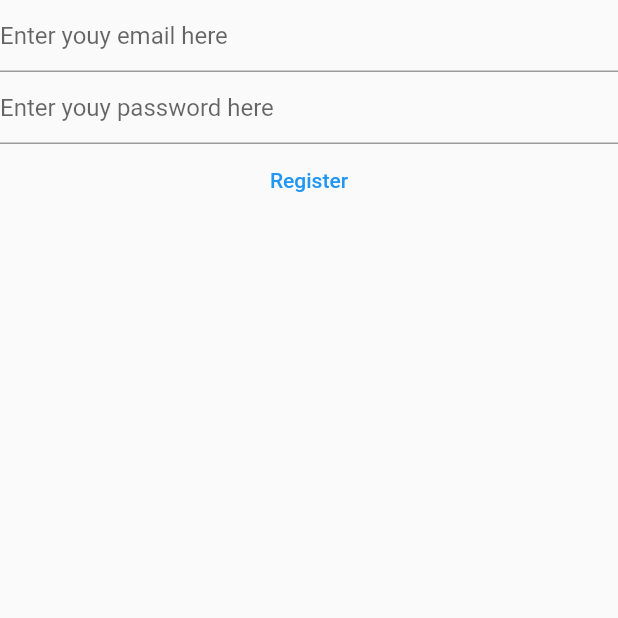
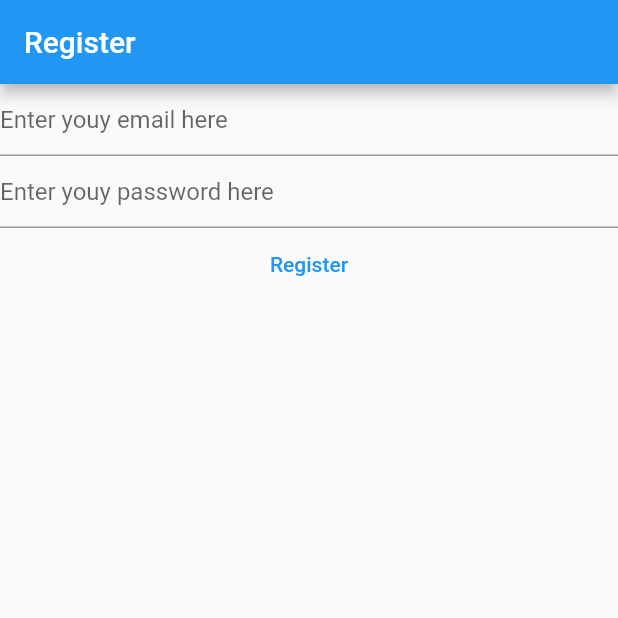
Before and after one commit to HassarEl/FlutterNoteApp, a Flutter app: the RegisterView screen opened directly, on a phone screen of 412 x 824 dp, the top half of it. Run offline on Flutter 3.47's test engine with Material 2 defaults, Android fonts, the phone set to English and light mode, and no system bars; our stand-ins replace firebase_auth, firebase_core; accounts and stored records are empty.

Commit message:
create route home to register

```diff
--- a/lib/main.dart
+++ b/lib/main.dart
@@ -2,6 +2,7 @@ import 'package:firebase_auth/firebase_auth.dart';
 import 'package:firebase_core/firebase_core.dart';
 import 'package:flutter/material.dart';
 import 'package:learningdart/views/login_view.dart';
+import 'package:learningdart/views/register_view.dart';
 import 'Firebase_options.dart';
 
 void main() {
@@ -11,6 +12,10 @@ void main() {
       title: 'Flutter Demo',
       theme: ThemeData(primarySwatch: Colors.blue),
       home: const HomePage(),
+      routes: {
+        '/login/':(context) => const LoginView(),
+        '/register/':(context) => const RegisterView(),
+      },
     ),
   );
 }
--- a/lib/views/login_view.dart
+++ b/lib/views/login_view.dart
@@ -1,6 +1,5 @@
 import 'package:firebase_auth/firebase_auth.dart';
 import 'package:flutter/material.dart';
-
 
 class LoginView extends StatefulWidget {
   const LoginView({Key? key}) : super(key: key);
@@ -69,6 +68,15 @@ class _LoginViewState extends State<LoginView> {
           },
           child: const Text('Login'),
         ),
+        TextButton(
+          onPressed: () {
+            Navigator.of(context).pushNamedAndRemoveUntil(
+              '/register/',
+              (route) => false,
+            );
+          },
+          child: const Text('Not register yet? Register here!'),
+        )
       ],
     );
   }
--- a/lib/views/register_view.dart
+++ b/lib/views/register_view.dart
@@ -28,7 +28,11 @@ class _RegisterViewState extends State<RegisterView> {
 
   @override
   Widget build(BuildContext context) {
-    return Column(
+    return Scaffold(
+      appBar: AppBar(
+        title: const Text('Register'),
+      ),
+      body: Column(
         children: [
           TextField(
             controller: _email,
@@ -73,6 +77,7 @@ class _RegisterViewState extends State<RegisterView> {
             child: const Text('Register'),
           ),
         ],
+      ),
     );
   }
 }
```
Lines whose indentation alone changed are shown as unchanged.
